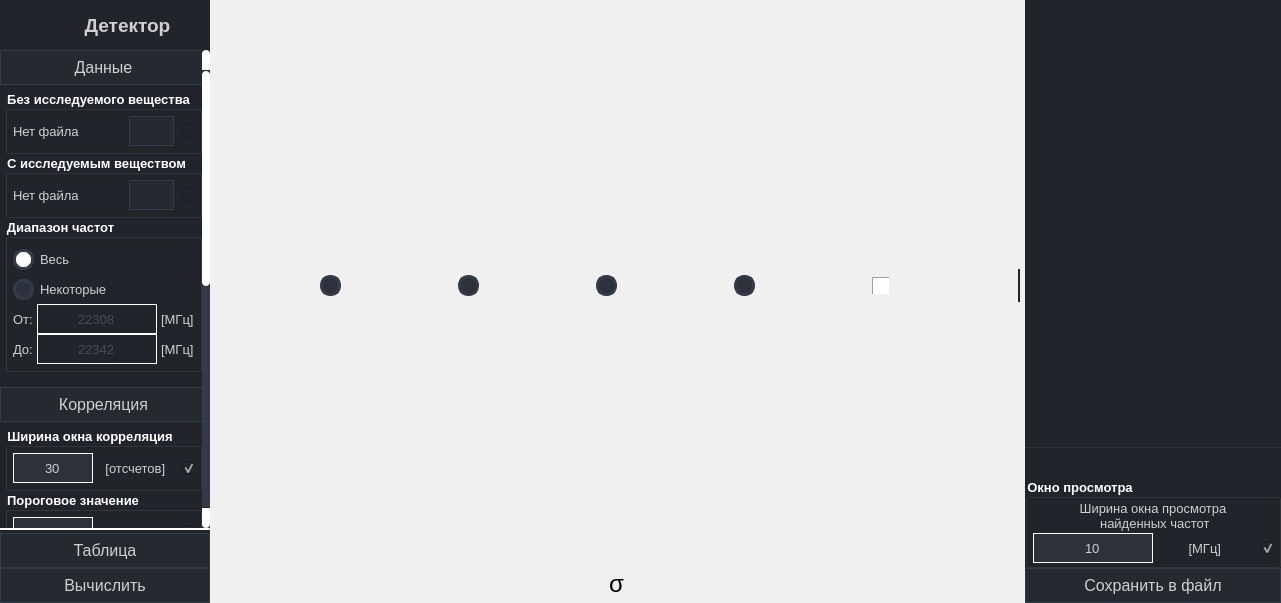
Old version of the form gui.ui in the repository SkorEgor/Detector-Correlation.
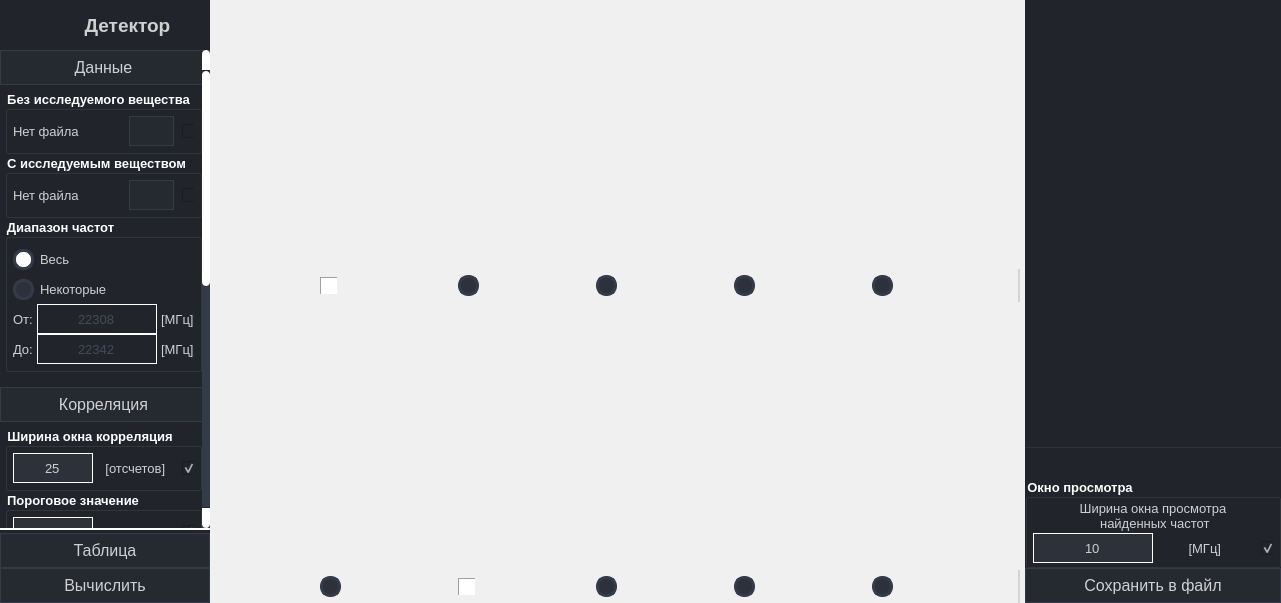
New version of the form. Icons and pictures are not drawn.

```diff
--- a/gui.ui
+++ b/gui.ui
@@ -1694,7 +1694,7 @@
                          <string notr="true"/>
                         </property>
                         <property name="text">
-                         <string notr="true">30</string>
+                         <string notr="true">25</string>
                         </property>
                         <property name="maxLength">
                          <number>10</number>
@@ -3762,21 +3762,21 @@
                   <string notr="true">.QWidget{
 	border: none;												/* без границ */
 
-	border-right:2px solid rgb(33, 37, 43);	/* С правой красной раницей */
+	border-right:2px solid rgb(211, 211, 211);;	/* С правой красной раницей */
 }</string>
                  </property>
                  <layout class="QHBoxLayout" name="layout_select_graphic">
                   <property name="spacing">
-                   <number>0</number>
+                   <number>5</number>
                   </property>
                   <property name="leftMargin">
-                   <number>0</number>
+                   <number>5</number>
                   </property>
                   <property name="topMargin">
                    <number>0</number>
                   </property>
                   <property name="rightMargin">
-                   <number>5</number>
+                   <number>10</number>
                   </property>
                   <property name="bottomMargin">
                    <number>0</number>
@@ -3844,7 +3844,7 @@
                      </size>
                     </property>
                     <property name="checked">
-                     <bool>false</bool>
+                     <bool>true</bool>
                     </property>
                     <property name="autoRepeat">
                      <bool>false</bool>
@@ -4125,7 +4125,7 @@
                      </size>
                     </property>
                     <property name="checked">
-                     <bool>true</bool>
+                     <bool>false</bool>
                     </property>
                     <property name="autoRepeat">
                      <bool>false</bool>
@@ -4224,9 +4224,34 @@
                 <number>0</number>
                </property>
                <item>
-                <widget class="QPushButton" name="pushButton_data_graph_2">
+                <widget class="QWidget" name="widget_select_graphic_2" native="true">
+                 <property name="styleSheet">
+                  <string notr="true">.QWidget{
+	border: none;												/* без границ */
+
+	border-right:2px solid rgb(211, 211, 211);;	/* С правой красной раницей */
+}</string>
+                 </property>
+                 <layout class="QHBoxLayout" name="layout_select_graphic_2">
+                  <property name="spacing">
+                   <number>5</number>
+                  </property>
+                  <property name="leftMargin">
+                   <number>5</number>
+                  </property>
+                  <property name="topMargin">
+                   <number>0</number>
+                  </property>
+                  <property name="rightMargin">
+                   <number>10</number>
+                  </property>
+                  <property name="bottomMargin">
+                   <number>0</number>
+                  </property>
+                  <item>
+                   <widget class="QRadioButton" name="radioButton_data_graph_2">
                  <property name="sizePolicy">
-                  <sizepolicy hsizetype="Maximum" vsizetype="Maximum">
+                     <sizepolicy hsizetype="Minimum" vsizetype="Fixed">
                    <horstretch>0</horstretch>
                    <verstretch>0</verstretch>
                   </sizepolicy>
@@ -4243,6 +4268,41 @@
                    <height>33</height>
                   </size>
                  </property>
+                    <property name="styleSheet">
+                     <string notr="true">/* /////////////////////////////////////////////////////////////////////////////////////////////////
+RadioButton */
+QRadioButton::indicator {
+
+	image: url(:/menu_black/resource/menu_titles_black/menu_data_black_36dp.svg);
+
+	background-color: rgb(240, 240, 240);
+    border:none;
+	border-radius: 0px;
+	width: 31px;
+	height: 31px;
+}
+QRadioButton::indicator:hover {
+	border: none;												/* без границ */
+
+	border-right:1px solid rgb(160, 160, 160);	/* С правой красной раницей */
+	border-bottom:1px solid rgb(160, 160, 160);
+
+	border-left:1px solid rgb(255, 255, 255);	/* С правой красной раницей */
+	border-top:1px solid rgb(255, 255, 255);
+}
+QRadioButton::indicator:checked {
+	border: none;												/* без границ */
+
+	border-left:1px solid rgb(160, 160, 160);	/* С правой красной раницей */
+	border-top:1px solid rgb(160, 160, 160);
+
+	border-right:1px solid rgb(255, 255, 255);	/* С правой красной раницей */
+	border-bottom:1px solid rgb(255, 255, 255);
+
+}
+
+/* ///////////////////////////////////////////////////////////////////////////////////////////////// */</string>
+                    </property>
                  <property name="text">
                   <string/>
                  </property>
@@ -4252,16 +4312,22 @@
                  </property>
                  <property name="iconSize">
                   <size>
-                   <width>25</width>
-                   <height>25</height>
-                  </size>
-                 </property>
+                      <width>20</width>
+                      <height>20</height>
+                     </size>
+                    </property>
+                    <property name="checked">
+                     <bool>false</bool>
+                    </property>
+                    <property name="autoRepeat">
+                     <bool>false</bool>
+                    </property>
                 </widget>
                </item>
                <item>
-                <widget class="QPushButton" name="pushButton_correlation_graph_2">
+                   <widget class="QRadioButton" name="radioButton_correlation_graph_2">
                  <property name="sizePolicy">
-                  <sizepolicy hsizetype="Maximum" vsizetype="Maximum">
+                     <sizepolicy hsizetype="Minimum" vsizetype="Fixed">
                    <horstretch>0</horstretch>
                    <verstretch>0</verstretch>
                   </sizepolicy>
@@ -4278,6 +4344,39 @@
                    <height>33</height>
                   </size>
                  </property>
+                    <property name="styleSheet">
+                     <string notr="true">/* /////////////////////////////////////////////////////////////////////////////////////////////////
+RadioButton */
+QRadioButton::indicator {
+	image: url(:/menu_black/resource/menu_titles_black/menu_correlation_black_36dp.svg);
+	background-color: rgb(240, 240, 240);
+    border:none;
+	border-radius: 0px;
+	width: 31px;
+	height: 31px;
+}
+QRadioButton::indicator:hover {
+	border: none;												/* без границ */
+
+	border-right:1px solid rgb(160, 160, 160);	/* С правой красной раницей */
+	border-bottom:1px solid rgb(160, 160, 160);
+
+	border-left:1px solid rgb(255, 255, 255);	/* С правой красной раницей */
+	border-top:1px solid rgb(255, 255, 255);
+}
+QRadioButton::indicator:checked {
+	border: none;												/* без границ */
+
+	border-left:1px solid rgb(160, 160, 160);	/* С правой красной раницей */
+	border-top:1px solid rgb(160, 160, 160);
+
+	border-right:1px solid rgb(255, 255, 255);	/* С правой красной раницей */
+	border-bottom:1px solid rgb(255, 255, 255);
+
+}
+
+/* ///////////////////////////////////////////////////////////////////////////////////////////////// */</string>
+                    </property>
                  <property name="text">
                   <string/>
                  </property>
@@ -4287,16 +4386,22 @@
                  </property>
                  <property name="iconSize">
                   <size>
-                   <width>25</width>
-                   <height>25</height>
-                  </size>
-                 </property>
+                      <width>20</width>
+                      <height>20</height>
+                     </size>
+                    </property>
+                    <property name="checked">
+                     <bool>true</bool>
+                    </property>
+                    <property name="autoRepeat">
+                     <bool>false</bool>
+                    </property>
                 </widget>
                </item>
                <item>
-                <widget class="QPushButton" name="pushButton_sigma_grapgh_2">
+                   <widget class="QRadioButton" name="radioButton_sigma_grapgh_2">
                  <property name="sizePolicy">
-                  <sizepolicy hsizetype="Maximum" vsizetype="Maximum">
+                     <sizepolicy hsizetype="Minimum" vsizetype="Fixed">
                    <horstretch>0</horstretch>
                    <verstretch>0</verstretch>
                   </sizepolicy>
@@ -4313,30 +4418,61 @@
                    <height>33</height>
                   </size>
                  </property>
-                 <property name="font">
-                  <font>
-                   <pointsize>-1</pointsize>
-                  </font>
-                 </property>
                  <property name="styleSheet">
-                  <string notr="true">font-size: 24px;
-text-align:top;</string>
+                     <string notr="true">/* /////////////////////////////////////////////////////////////////////////////////////////////////
+RadioButton */
+QRadioButton::indicator {
+	
+	image: url(:/menu_black/resource/menu_titles_black/sigma_black.svg);
+	background-color: rgb(240, 240, 240);
+    border:none;
+	border-radius: 0px;
+	width: 31px;
+	height: 31px;
+}
+QRadioButton::indicator:hover {
+	border: none;												/* без границ */
+
+	border-right:1px solid rgb(160, 160, 160);	/* С правой красной раницей */
+	border-bottom:1px solid rgb(160, 160, 160);
+
+	border-left:1px solid rgb(255, 255, 255);	/* С правой красной раницей */
+	border-top:1px solid rgb(255, 255, 255);
+}
+QRadioButton::indicator:checked {
+	border: none;												/* без границ */
+
+	border-left:1px solid rgb(160, 160, 160);	/* С правой красной раницей */
+	border-top:1px solid rgb(160, 160, 160);
+
+	border-right:1px solid rgb(255, 255, 255);	/* С правой красной раницей */
+	border-bottom:1px solid rgb(255, 255, 255);
+
+}
+
+/* ///////////////////////////////////////////////////////////////////////////////////////////////// */</string>
                  </property>
                  <property name="text">
-                  <string notr="true">σ</string>
+                     <string/>
                  </property>
                  <property name="iconSize">
                   <size>
-                   <width>33</width>
-                   <height>33</height>
-                  </size>
-                 </property>
+                      <width>20</width>
+                      <height>20</height>
+                     </size>
+                    </property>
+                    <property name="checked">
+                     <bool>false</bool>
+                    </property>
+                    <property name="autoRepeat">
+                     <bool>false</bool>
+                    </property>
                 </widget>
                </item>
                <item>
-                <widget class="QPushButton" name="pushButton_noise_graph_2">
+                   <widget class="QRadioButton" name="radioButton_noise_graph_2">
                  <property name="sizePolicy">
-                  <sizepolicy hsizetype="Maximum" vsizetype="Maximum">
+                     <sizepolicy hsizetype="Minimum" vsizetype="Fixed">
                    <horstretch>0</horstretch>
                    <verstretch>0</verstretch>
                   </sizepolicy>
@@ -4353,6 +4489,39 @@
                    <height>33</height>
                   </size>
                  </property>
+                    <property name="styleSheet">
+                     <string notr="true">/* /////////////////////////////////////////////////////////////////////////////////////////////////
+RadioButton */
+QRadioButton::indicator {
+image: url(:/menu_black/resource/menu_titles_black/menu_noise_black_36dp.svg);
+	background-color: rgb(240, 240, 240);
+    border:none;
+	border-radius: 0px;
+	width: 31px;
+	height: 31px;
+}
+QRadioButton::indicator:hover {
+	border: none;												/* без границ */
+
+	border-right:1px solid rgb(160, 160, 160);	/* С правой красной раницей */
+	border-bottom:1px solid rgb(160, 160, 160);
+
+	border-left:1px solid rgb(255, 255, 255);	/* С правой красной раницей */
+	border-top:1px solid rgb(255, 255, 255);
+}
+QRadioButton::indicator:checked {
+	border: none;												/* без границ */
+
+	border-left:1px solid rgb(160, 160, 160);	/* С правой красной раницей */
+	border-top:1px solid rgb(160, 160, 160);
+
+	border-right:1px solid rgb(255, 255, 255);	/* С правой красной раницей */
+	border-bottom:1px solid rgb(255, 255, 255);
+
+}
+
+/* ///////////////////////////////////////////////////////////////////////////////////////////////// */</string>
+                    </property>
                  <property name="text">
                   <string/>
                  </property>
@@ -4362,16 +4531,22 @@
                  </property>
                  <property name="iconSize">
                   <size>
-                   <width>25</width>
-                   <height>25</height>
-                  </size>
-                 </property>
+                      <width>20</width>
+                      <height>20</height>
+                     </size>
+                    </property>
+                    <property name="checked">
+                     <bool>false</bool>
+                    </property>
+                    <property name="autoRepeat">
+                     <bool>false</bool>
+                    </property>
                 </widget>
                </item>
                <item>
-                <widget class="QPushButton" name="pushButton_width_graph_2">
+                   <widget class="QRadioButton" name="radioButton_width_graph_2">
                  <property name="sizePolicy">
-                  <sizepolicy hsizetype="Maximum" vsizetype="Maximum">
+                     <sizepolicy hsizetype="Minimum" vsizetype="Fixed">
                    <horstretch>0</horstretch>
                    <verstretch>0</verstretch>
                   </sizepolicy>
@@ -4388,6 +4563,39 @@
                    <height>33</height>
                   </size>
                  </property>
+                    <property name="styleSheet">
+                     <string notr="true">/* /////////////////////////////////////////////////////////////////////////////////////////////////
+RadioButton */
+QRadioButton::indicator {
+image: url(:/menu_black/resource/menu_titles_black/menu_width_black_36dp.svg);
+	background-color: rgb(240, 240, 240);
+    border:none;
+	border-radius: 0px;
+	width: 31px;
+	height: 31px;
+}
+QRadioButton::indicator:hover {
+	border: none;												/* без границ */
+
+	border-right:1px solid rgb(160, 160, 160);	/* С правой красной раницей */
+	border-bottom:1px solid rgb(160, 160, 160);
+
+	border-left:1px solid rgb(255, 255, 255);	/* С правой красной раницей */
+	border-top:1px solid rgb(255, 255, 255);
+}
+QRadioButton::indicator:checked {
+	border: none;												/* без границ */
+
+	border-left:1px solid rgb(160, 160, 160);	/* С правой красной раницей */
+	border-top:1px solid rgb(160, 160, 160);
+
+	border-right:1px solid rgb(255, 255, 255);	/* С правой красной раницей */
+	border-bottom:1px solid rgb(255, 255, 255);
+
+}
+
+/* ///////////////////////////////////////////////////////////////////////////////////////////////// */</string>
+                    </property>
                  <property name="text">
                   <string/>
                  </property>
@@ -4397,10 +4605,19 @@
                  </property>
                  <property name="iconSize">
                   <size>
-                   <width>25</width>
-                   <height>25</height>
-                  </size>
-                 </property>
+                      <width>20</width>
+                      <height>20</height>
+                     </size>
+                    </property>
+                    <property name="checked">
+                     <bool>false</bool>
+                    </property>
+                    <property name="autoRepeat">
+                     <bool>false</bool>
+                    </property>
+                   </widget>
+                  </item>
+                 </layout>
                 </widget>
                </item>
               </layout>
```
Left out of the diff: 26 changed lines with no effect on the pictures. Lines whose indentation alone changed are shown as unchanged.
